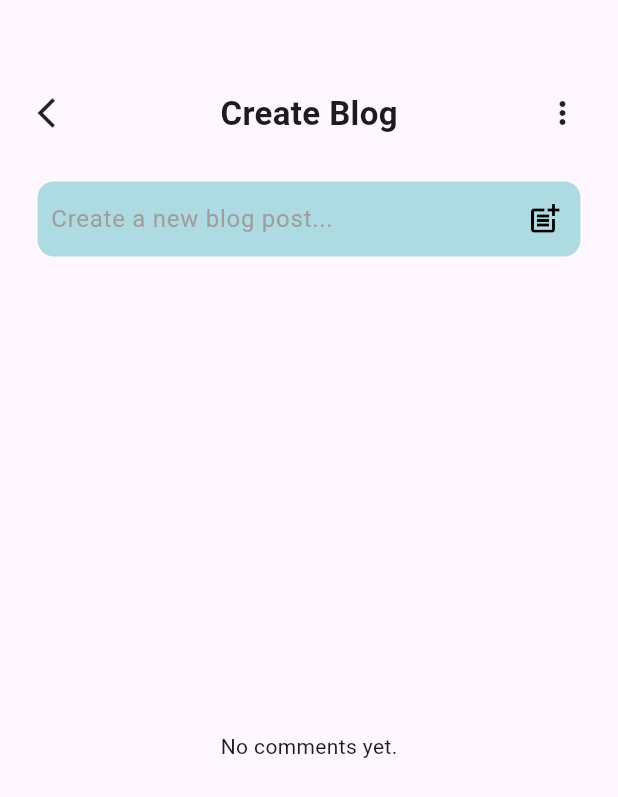
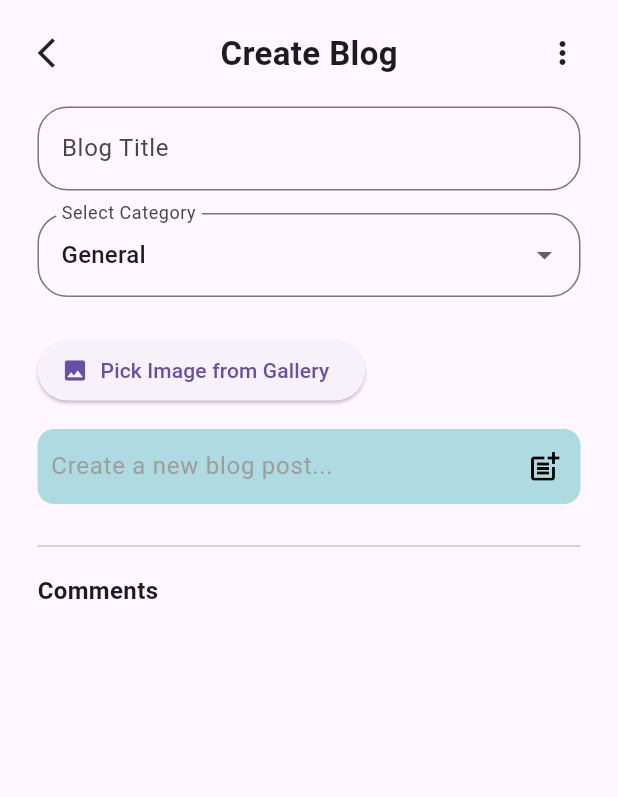
Before and after one commit to admin123KK/merodoctor555, a Flutter app: the Dblog screen opened directly, on a phone screen of 412 x 824 dp. Shown: the top 797 px of the screen. Run offline on Flutter 3.47's test engine with Material 3 defaults, Android fonts, the light colour scheme and no system bars; our stand-ins replace file_picker, image_picker.

Commit message:
Create Blog

```diff
--- a/lib/api.dart
+++ b/lib/api.dart
@@ -1,6 +1,6 @@
 class ApiConfig {
   static const String baseUrl =
-      "https://6d1b-2400-1a00-bb20-3b37-a401-d16c-6840-8634.ngrok-free.app";
+      "https://3025-2400-1a00-bb20-fb45-a1e5-2ca3-4691-8d08.ngrok-free.app";
 
   static String get loginUrl => "$baseUrl/api/Auth/login";
   static String get registerPatientUrl =>
--- a/lib/doctor/Dblog.dart
+++ b/lib/doctor/Dblog.dart
@@ -1,4 +1,7 @@
+import 'dart:io';
+
 import 'package:flutter/material.dart';
+import 'package:image_picker/image_picker.dart';
 import 'package:intl/intl.dart';
 import 'package:uuid/uuid.dart';
 
@@ -11,28 +14,56 @@ class Dblog extends StatefulWidget {
 
 class _DblogState extends State<Dblog> {
   final TextEditingController _commentController = TextEditingController();
-  List<Map<String, dynamic>> comments = [];
+  final TextEditingController _titleController = TextEditingController();
+
+  final List<Map<String, dynamic>> comments = [];
   String? editingId;
+  String selectedCategory = "General";
+  int likes = 0;
+  int views = 0;
+
+  File? _selectedImage;
+
+  final List<String> categories = [
+    "General",
+    "Cardiology",
+    "Wellness",
+    "Pediatrics",
+    "Nutrition",
+  ];
+
+  Future<void> pickImageFromGallery() async {
+    final picker = ImagePicker();
+    final picked = await picker.pickImage(source: ImageSource.gallery);
+
+    if (picked != null) {
+      setState(() {
+        _selectedImage = File(picked.path);
+      });
+    }
+  }
 
   void addOrUpdateComment() {
     final text = _commentController.text.trim();
     if (text.isEmpty) return;
 
     if (editingId == null) {
-      // Add new comment
       setState(() {
         comments.add({
           'id': const Uuid().v4(),
           'text': text,
           'timestamp': DateFormat('MMM d, h:mm a').format(DateTime.now()),
+          'category': selectedCategory,
+          'doctorName': 'Dr. John Doe',
+          'image': _selectedImage,
         });
       });
     } else {
-      // Update existing comment
       setState(() {
         final index = comments.indexWhere((c) => c['id'] == editingId);
         if (index != -1) {
           comments[index]['text'] = text;
+          comments[index]['category'] = selectedCategory;
         }
         editingId = null;
       });
@@ -59,50 +90,101 @@ class _DblogState extends State<Dblog> {
     });
   }
 
+  Widget buildMediaSection() {
+    return Column(
+      crossAxisAlignment: CrossAxisAlignment.start,
+      children: [
+        if (_selectedImage != null)
+          ClipRRect(
+            borderRadius: BorderRadius.circular(8),
+            child: Image.file(
+              _selectedImage!,
+              height: 180,
+              width: double.infinity,
+              fit: BoxFit.cover,
+            ),
+          ),
+        const SizedBox(height: 10),
+        ElevatedButton.icon(
+          icon: const Icon(Icons.image),
+          label: const Text("Pick Image from Gallery"),
+          onPressed: pickImageFromGallery,
+        ),
+      ],
+    );
+  }
+
   @override
   Widget build(BuildContext context) {
+    views++;
+
     return Scaffold(
       body: Padding(
-        padding: const EdgeInsets.symmetric(horizontal: 25, vertical: 0),
-        child: Column(
+        padding: const EdgeInsets.symmetric(horizontal: 25),
+        child: ListView(
           children: [
-            const SizedBox(
-              height: 60,
-            ),
-            const Row(
+            const SizedBox(height: 20),
+            Row(
               mainAxisAlignment: MainAxisAlignment.spaceBetween,
               children: [
-                Icon(Icons.arrow_back_ios),
-                Text(
+                InkWell(
+                    onTap: () => Navigator.pop(context),
+                    child: Icon(Icons.arrow_back_ios)),
+                const Text(
                   'Create Blog',
                   style: TextStyle(fontWeight: FontWeight.bold, fontSize: 22),
                 ),
-                Icon(Icons.more_vert)
+                const Icon(Icons.more_vert)
               ],
             ),
-            const SizedBox(
-              height: 30,
+            const SizedBox(height: 20),
+            TextField(
+              controller: _titleController,
+              decoration: InputDecoration(
+                labelText: 'Blog Title',
+                border: OutlineInputBorder(
+                    borderRadius: BorderRadius.circular(20),
+                    borderSide: BorderSide(color: Color(0xFF1CA4AC))),
               ),
+            ),
+            const SizedBox(height: 15),
+            DropdownButtonFormField<String>(
+              value: selectedCategory,
+              decoration: InputDecoration(
+                labelText: "Select Category",
+                border:
+                    OutlineInputBorder(borderRadius: BorderRadius.circular(20)),
+              ),
+              items: categories
+                  .map((cat) => DropdownMenuItem(
+                        value: cat,
+                        child: Text(cat),
+                      ))
+                  .toList(),
+              onChanged: (value) {
+                setState(() {
+                  selectedCategory = value!;
+                });
+              },
+            ),
+            const SizedBox(height: 15),
+            buildMediaSection(),
+            const SizedBox(height: 15),
             Container(
               height: 50,
-              width: double.infinity,
               decoration: BoxDecoration(
-                  color: const Color.fromARGB(
-                    90,
-                    28,
-                    165,
-                    172,
+                color: const Color.fromARGB(90, 28, 165, 172),
+                borderRadius: BorderRadius.circular(11),
               ),
-                  borderRadius: BorderRadius.circular(11)),
               child: TextField(
+                controller: _commentController,
                 cursorColor: Colors.grey,
-                controller: _commentController,
                 decoration: InputDecoration(
                   border: InputBorder.none,
                   labelText: editingId == null
                       ? "  Create a new blog post..."
                       : "Edit your post...",
-                  labelStyle: TextStyle(color: Colors.grey),
+                  labelStyle: const TextStyle(color: Colors.grey),
                   suffixIcon: IconButton(
                     icon: Icon(
                       editingId == null ? Icons.post_add : Icons.check,
@@ -113,42 +195,59 @@ class _DblogState extends State<Dblog> {
                 ),
               ),
             ),
-            Expanded(
-              child: comments.isEmpty
-                  ? const Center(child: Text("No comments yet."))
-                  : ListView.builder(
-                      itemCount: comments.length,
-                      itemBuilder: (context, index) {
-                        final comment = comments[index];
-                        return ListTile(
-                          iconColor: Colors.blueGrey,
-                          title: Text(
-                            comment['text'],
+            const SizedBox(height: 20),
+            const Divider(thickness: 1),
+            const Padding(
+              padding: EdgeInsets.only(top: 10.0, bottom: 5),
+              child: Text(
+                "Comments",
+                style: TextStyle(fontSize: 16, fontWeight: FontWeight.bold),
               ),
-                          subtitle: Text(comment['timestamp']),
+            ),
+            ...comments.map((comment) => Card(
+                  margin: const EdgeInsets.symmetric(vertical: 8),
+                  shape: RoundedRectangleBorder(
+                      borderRadius: BorderRadius.circular(12)),
+                  elevation: 3,
+                  child: ListTile(
+                    leading: comment['image'] != null
+                        ? ClipRRect(
+                            borderRadius: BorderRadius.circular(6),
+                            child: Image.file(
+                              comment['image'],
+                              height: 100,
+                              width: 100,
+                              fit: BoxFit.cover,
+                            ),
+                          )
+                        : const Icon(Icons.image_not_supported),
+                    title: Text(comment['text']),
+                    subtitle: Column(
+                      crossAxisAlignment: CrossAxisAlignment.start,
+                      children: [
+                        const SizedBox(height: 4),
+                        Text('Doctor: ${comment['doctorName'] ?? 'N/A'}'),
+                        Text('Category: ${comment['category'] ?? 'N/A'}'),
+                        Text(comment['timestamp'],
+                            style: const TextStyle(fontSize: 12)),
+                      ],
+                    ),
                     trailing: Row(
                       mainAxisSize: MainAxisSize.min,
                       children: [
                         IconButton(
-                                icon: const Icon(
-                                  Icons.edit,
-                                  color: Colors.black,
-                                ),
+                          icon: const Icon(Icons.edit, color: Colors.black),
                           onPressed: () => editComment(comment['id']),
                         ),
                         IconButton(
-                                icon: const Icon(
-                                  Icons.delete,
-                                  color: Colors.red,
-                                ),
+                          icon: const Icon(Icons.delete, color: Colors.red),
                           onPressed: () => deleteComment(comment['id']),
                         ),
                       ],
                     ),
-                        );
-                      },
                   ),
-            ),
+                )),
+            const SizedBox(height: 40),
           ],
         ),
       ),
--- a/pubspec.yaml
+++ b/pubspec.yaml
@@ -45,6 +45,8 @@ dependencies:
   intl: ^0.20.2
   shared_preferences: ^2.5.3
   uuid: ^4.5.1
+  image_picker: ^1.1.2
+  permission_handler: ^12.0.0+1
 
 
 dev_dependencies:
```
Also changed, not shown: pubspec.lock, 6 other files. Lines whose indentation alone changed are shown as unchanged.
